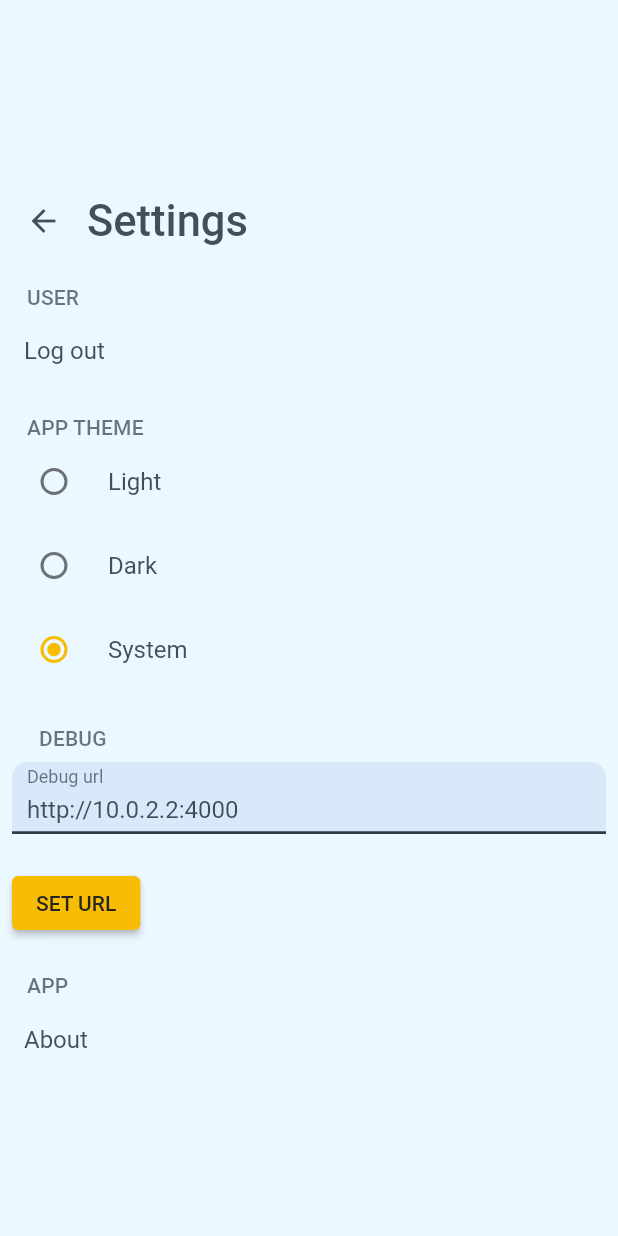
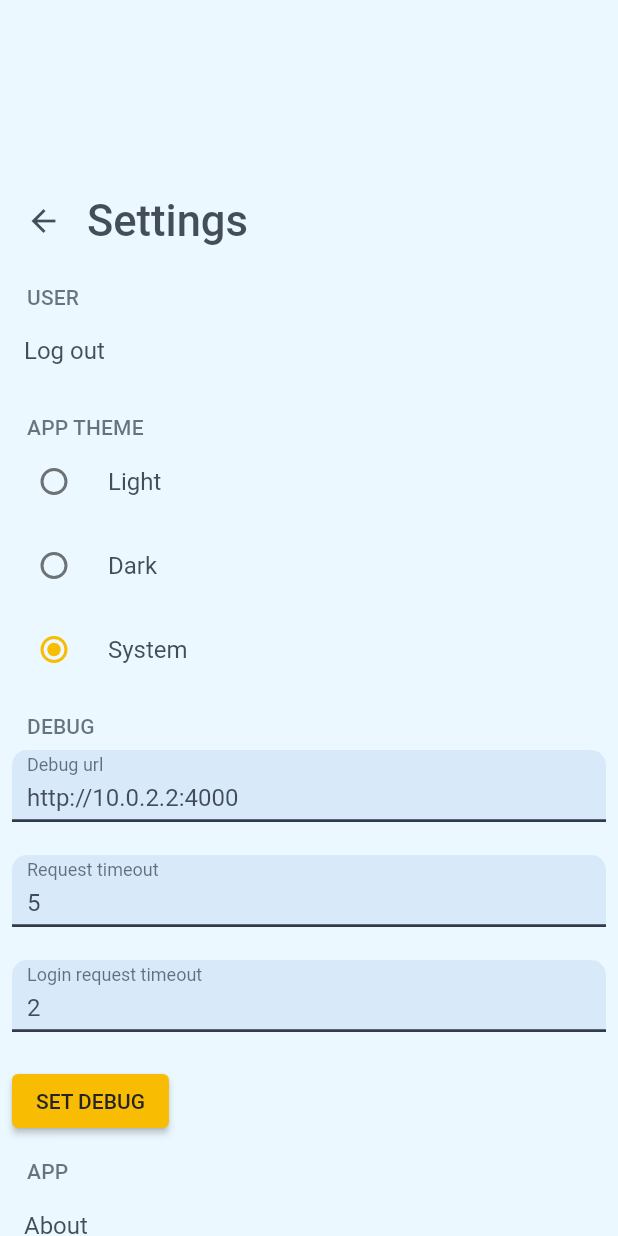
Before and after one commit to Motii1/CampaignKeeper, a Flutter app: the Settings screen opened by its route, on a phone screen of 412 x 824 dp. Run offline on Flutter 3.47's test engine with Material 2 defaults, Android fonts, the phone set to English and light mode, and no system bars; our stand-ins replace device_info, flutter_secure_storage, flutter_spinkit, flutter_svg, shared_preferences; accounts and stored records are empty.

Commit message:
Extend debug settings

```diff
--- /dev/null
+++ b/mobile/CampaignKeeper_mobile/lib/components/keeper_debug_menu.dart
@@ -0,0 +1,138 @@
+import 'package:campaign_keeper_mobile/services/app_prefs.dart';
+import 'package:campaign_keeper_mobile/components/keeper_snack_bars.dart';
+import 'package:flutter/material.dart';
+import 'package:flutter/services.dart';
+
+class KeeperDebugMenu extends StatefulWidget {
+  const KeeperDebugMenu({Key? key, required this.isDebugMode})
+      : super(key: key);
+
+  final bool isDebugMode;
+
+  @override
+  _KeeperDebugMenuState createState() => _KeeperDebugMenuState();
+}
+
+class _KeeperDebugMenuState extends State<KeeperDebugMenu> {
+  final GlobalKey<FormState> _formDebug = GlobalKey<FormState>();
+  final debugUrlController = TextEditingController();
+  final debugTimeoutController = TextEditingController();
+  final debugLoginTimeoutController = TextEditingController();
+
+  String? validateDebugUrl(String? url) {
+    if (url == null) {
+      return 'Please enter url address with port';
+    } else if (url.isEmpty) {
+      return null;
+    } else if (!url.contains("http")) {
+      return "Url doesn't contain http";
+    } else if (':'.allMatches(url).length != 2) {
+      return "Url doesn't contain port";
+    }
+
+    return null;
+  }
+
+  String? validateTimeout(String? timeout) {
+    if (timeout == null) {
+      return "Timeout is empty";
+    } else if (timeout.isEmpty) {
+      return null;
+    } else if (int.tryParse(timeout) == null) {
+      return "Provided timeout is not a number";
+    }
+
+    return null;
+  }
+
+  void setDebug() async {
+    SystemChannels.textInput.invokeMethod('TextInput.hide');
+
+    if (_formDebug.currentState!.validate()) {
+      if (debugUrlController.text.isEmpty) {
+        AppPrefs().resetDebugUrl();
+        debugUrlController.text = AppPrefs().url;
+      }
+
+      if (debugTimeoutController.text.isEmpty ||
+          debugLoginTimeoutController.text.isEmpty) {
+        AppPrefs().resetDebugTimeout();
+        debugTimeoutController.text = AppPrefs().timeout.toString();
+        debugLoginTimeoutController.text = AppPrefs().loginTimeout.toString();
+      }
+
+      AppPrefs().url = debugUrlController.text;
+
+      int? newTimeout = int.tryParse(debugTimeoutController.text);
+      AppPrefs().timeout = newTimeout == null ? AppPrefs().timeout : newTimeout;
+
+      int? newLoginTimeout = int.tryParse(debugLoginTimeoutController.text);
+      AppPrefs().loginTimeout = newLoginTimeout == null ? AppPrefs().loginTimeout : newLoginTimeout;
+
+      ScaffoldMessenger.of(context).showSnackBar(KeeperSnackBars().debugUrl);
+    }
+  }
+
+  @override
+  void initState() {
+    super.initState();
+    debugUrlController.text = AppPrefs().url;
+    debugTimeoutController.text = AppPrefs().timeout.toString();
+    debugLoginTimeoutController.text = AppPrefs().loginTimeout.toString();
+  }
+
+  @override
+  Widget build(BuildContext context) {
+    return Visibility(
+      visible: widget.isDebugMode,
+      child: Padding(
+        padding: const EdgeInsets.symmetric(horizontal: 8),
+        child: Column(
+          crossAxisAlignment: CrossAxisAlignment.start,
+          children: [
+            Padding(
+              padding: const EdgeInsets.fromLTRB(10, 15, 18, 8),
+              child: Text(
+                "DEBUG",
+                style: Theme.of(context).textTheme.subtitle2,
+              ),
+            ),
+            Form(
+              key: _formDebug,
+              child: Column(
+                crossAxisAlignment: CrossAxisAlignment.start,
+                children: <Widget>[
+                  TextFormField(
+                    //initialValue: AppPrefs().url,
+                    decoration: InputDecoration(
+                        helperText: " ", labelText: "Debug url"),
+                    controller: debugUrlController,
+                    validator: validateDebugUrl,
+                  ),
+                  TextFormField(
+                    //initialValue: AppPrefs().url,
+                    decoration: InputDecoration(
+                        helperText: " ", labelText: "Request timeout"),
+                    controller: debugTimeoutController,
+                    validator: validateTimeout,
+                  ),
+                  TextFormField(
+                    //initialValue: AppPrefs().url,
+                    decoration: InputDecoration(
+                        helperText: " ", labelText: "Login request timeout"),
+                    controller: debugLoginTimeoutController,
+                    validator: validateTimeout,
+                  ),
+                  ElevatedButton(
+                    onPressed: setDebug,
+                    child: const Text('SET DEBUG'),
+                  ),
+                ],
+              ),
+            ),
+          ],
+        ),
+      ),
+    );
+  }
+}
--- a/mobile/CampaignKeeper_mobile/lib/pages/settings.dart
+++ b/mobile/CampaignKeeper_mobile/lib/pages/settings.dart
@@ -1,11 +1,10 @@
 import 'package:campaign_keeper_mobile/components/keeper_app_bar.dart';
+import 'package:campaign_keeper_mobile/components/keeper_debug_menu.dart';
 import 'package:campaign_keeper_mobile/components/keeper_state.dart';
-import 'package:campaign_keeper_mobile/components/keeper_snack_bars.dart';
 import 'package:campaign_keeper_mobile/services/app_prefs.dart';
 import 'package:campaign_keeper_mobile/services/helpers/login_helper.dart';
 import 'package:flutter/material.dart';
 import 'package:campaign_keeper_mobile/main.dart';
-import 'package:flutter/services.dart';
 
 class Settings extends StatefulWidget {
   @override
@@ -13,37 +12,10 @@ class Settings extends StatefulWidget {
 }
 
 class _SettingsState extends KeeperState<Settings> {
-  final GlobalKey<FormState> _formKey = GlobalKey<FormState>();
-  final debugUrlController = TextEditingController();
   bool isSystemThemeAvailable = false;
   bool isDebugMode = false;
 
   ThemeMode? _theme;
-
-  String? validateDebugUrl(String? url) {
-    if (url == null || url.isEmpty) {
-      return 'Please enter url address with port';
-    } else if (!url.contains("http")) {
-      return "Url doesn't contain http";
-    } else if (':'.allMatches(url).length != 2) {
-      return "Url doesn't contain port";
-    }
-
-    return null;
-  }
-
-  void setDebugUrl() async {
-    SystemChannels.textInput.invokeMethod('TextInput.hide');
-
-    if (_formKey.currentState!.validate()) {
-      AppPrefs().url = debugUrlController.text;
-      ScaffoldMessenger.of(context).showSnackBar(KeeperSnackBars().debugUrl);
-    } else if (debugUrlController.text.isEmpty) {
-      AppPrefs().resetDebugUrl();
-      debugUrlController.text = AppPrefs().url;
-      ScaffoldMessenger.of(context).showSnackBar(KeeperSnackBars().debugUrl);
-    }
-  }
 
   void setTheme(ThemeMode? value) {
     _theme = value;
@@ -77,7 +49,6 @@ class _SettingsState extends KeeperState<Settings> {
 
     setState(() {
       isDebugMode = AppPrefs().debug;
-      debugUrlController.text = AppPrefs().url;
     });
 
     _theme = MainApp.of(context)!.getTheme();
@@ -134,41 +105,7 @@ class _SettingsState extends KeeperState<Settings> {
                   onChanged: setTheme,
                 ),
               ),
-              Visibility(
-                visible: isDebugMode,
-                child: Padding(
-                  padding: const EdgeInsets.all(8.0),
-                  child: Form(
-                    key: _formKey,
-                    child: Column(
-                      crossAxisAlignment: CrossAxisAlignment.start,
-                      children: <Widget>[
-                        Padding(
-                          padding: const EdgeInsets.fromLTRB(18, 15, 18, 8),
-                          child: Text(
-                            "DEBUG",
-                            style: Theme.of(context).textTheme.subtitle2,
-                          ),
-                        ),
-                        TextFormField(
-                          //initialValue: AppPrefs().url,
-                          decoration: InputDecoration(
-                              helperText: " ", labelText: "Debug url"),
-                          controller: debugUrlController,
-                          validator: validateDebugUrl,
-                        ),
-                        ElevatedButton(
-                          onPressed: setDebugUrl,
-                          onLongPress: () {
-                            Navigator.pushNamed(context, "/settings");
-                          },
-                          child: const Text('SET URL'),
-                        ),
-                      ],
-                    ),
-                  ),
-                ),
-              ),
+              KeeperDebugMenu(isDebugMode: isDebugMode),
               Padding(
                 padding: const EdgeInsets.fromLTRB(18, 15, 18, 0),
                 child: Text(
--- a/mobile/CampaignKeeper_mobile/lib/services/managers/user_data_manager.dart
+++ b/mobile/CampaignKeeper_mobile/lib/services/managers/user_data_manager.dart
@@ -54,7 +54,7 @@ class UserDataManager extends BaseManager<UserDataEntity> {
       }
     }
 
-    Response userResponse = await RequestHelper().get(UserDataEntity.endpoint);
+    Response userResponse = await RequestHelper().get(endpoint: UserDataEntity.endpoint);
 
     if (userResponse.status == ResponseStatus.Success &&
         !ListEquality().equals(_entity!.imageData, userResponse.dataBytes)) {
```
Also changed, not shown: mobile/CampaignKeeper_mobile/lib/services/helpers/login_helper.dart (+5 -3 lines), mobile/CampaignKeeper_mobile/lib/services/helpers/request_helper.dart (+39 -13 lines).
